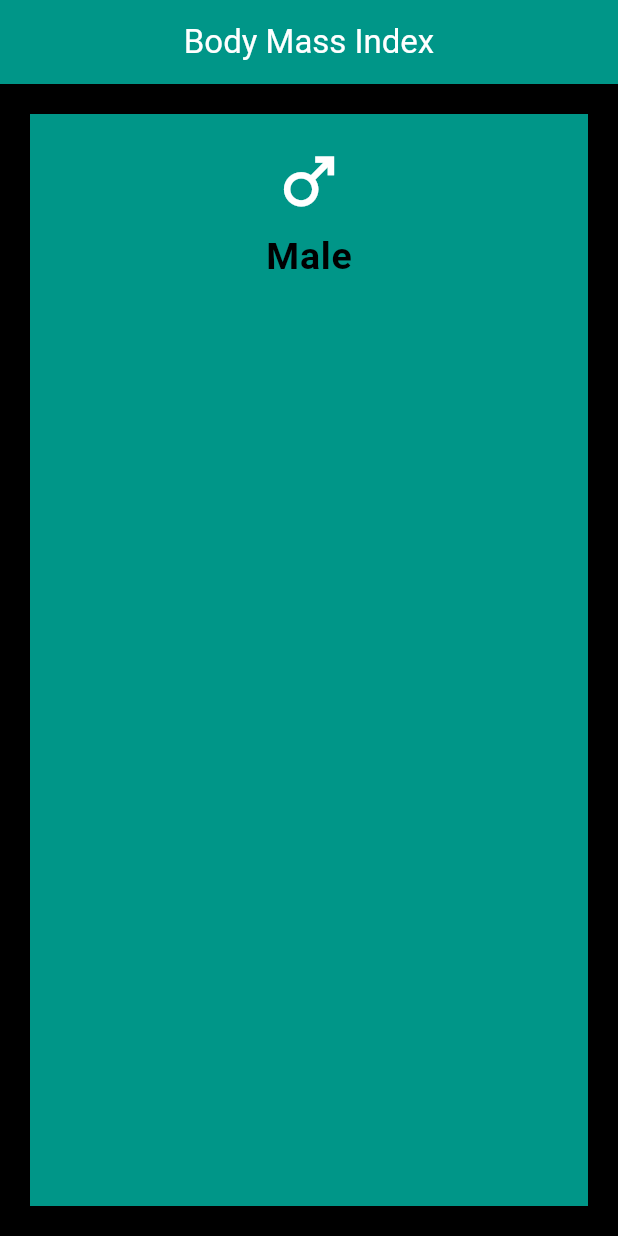
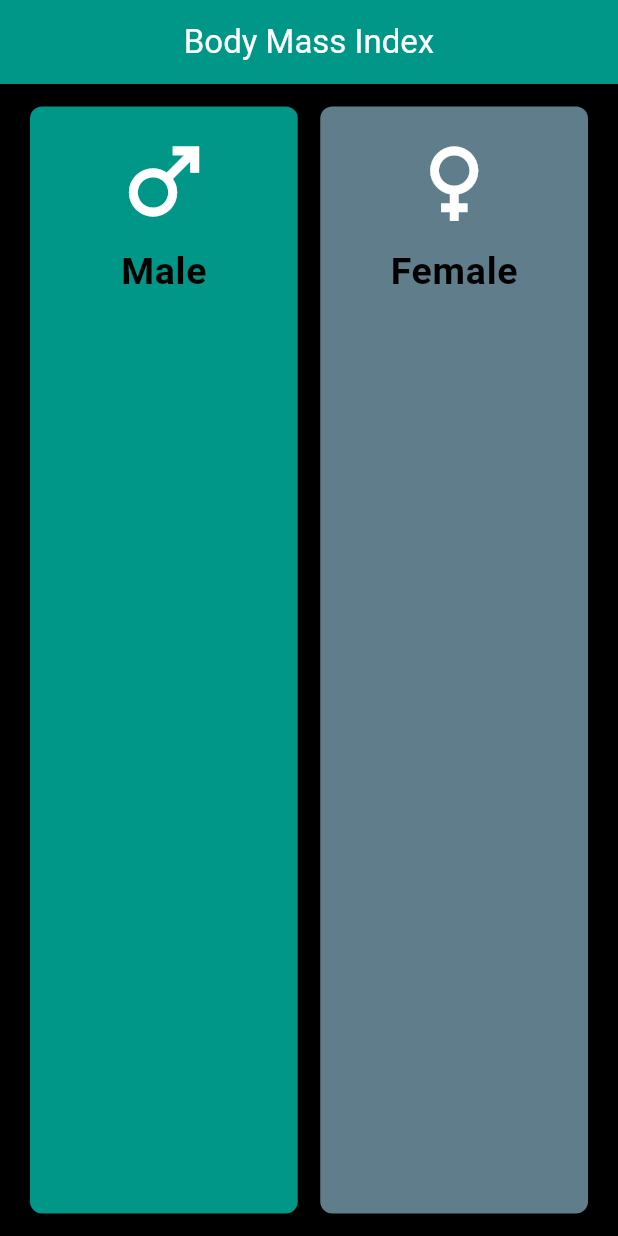
Before and after one commit to mohamedgalalelhamrawy/bmi, a Flutter app: the screen it shows after launch, on a phone screen of 412 x 824 dp. Run offline on Flutter 3.47's test engine with Material 3 defaults, Android fonts, the phone set to English and light mode, and no system bars.

Commit message:
create the row of gender in home page

```diff
--- a/lib/home.dart
+++ b/lib/home.dart
@@ -10,6 +10,11 @@ class HomePage extends StatefulWidget {
 }
 
 class _HomePageState extends State<HomePage> {
+
+  bool ismale = true;
+  int age = 20;
+  double heightval = 170;
+  double weight = 70;
   @override
   Widget build(BuildContext context) {
     return Scaffold(
@@ -19,26 +24,45 @@ class _HomePageState extends State<HomePage> {
         title: Text("Body Mass Index",style: TextStyle(color: Colors.white),),
         centerTitle: true,
       ) ,
-      body: Column(
-        children: [
-        Expanded(
-          child: Row( children: [
-            Expanded(
+      body: Padding(
+       padding: const EdgeInsets.symmetric(horizontal: 20),
+        child: Column(
+          children: [
+          Expanded(
+            child: Row( children: [
+              m1expanded(context,"male"),
+              SizedBox(width: 15,),
+              m1expanded(context,"female"),
+            ],),
+          )
+        ],),
+      ),
+    );
+  }
+
+  Expanded m1expanded(BuildContext context ,String Type ) {
+    return Expanded(
+            child: GestureDetector(
+              onTap: () {
+                setState(() {
+                  ismale = Type=="male" ?true : false;
+                });
+              },
               child: Container(
-                padding: EdgeInsets.all(20),
-                margin: EdgeInsets.all(20),
-                color: Colors.teal,
+                decoration: BoxDecoration(
+                     color: (Type=="male" && ismale == true) || (Type=="female" && ismale== false) ? Colors.teal : Colors.blueGrey,
+                     borderRadius: BorderRadius.circular(8)
+                ),
+                padding: EdgeInsets.symmetric(vertical: 15),
+                margin: EdgeInsets.symmetric(vertical: 15),
                 child: Column(
                 children: [
-                  Icon(Icons.male,size: 50,color: Colors.white,),
+                  Icon(Type=="male" ? Icons.male : Icons.female,size: 70,color: Colors.white,),
                   SizedBox(height: 8,),
-                  Text("Male",style: Theme.of(context).textTheme.labelMedium,)
+                  Text(Type=="male" ?"Male" : "Female",style: Theme.of(context).textTheme.labelMedium,)
                 ],
               ),),
-            )
-          ],),
-        )
-      ],),
-    );
+            ),
+          );
   }
 }
```
